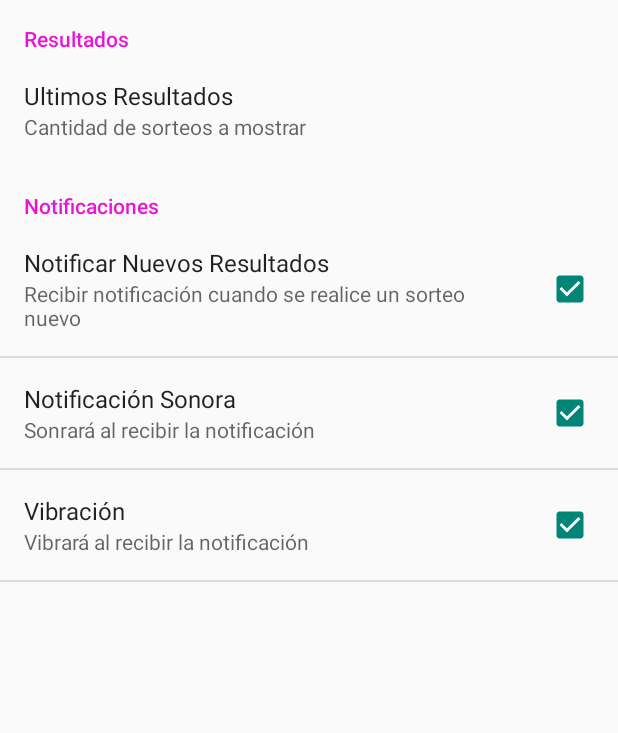
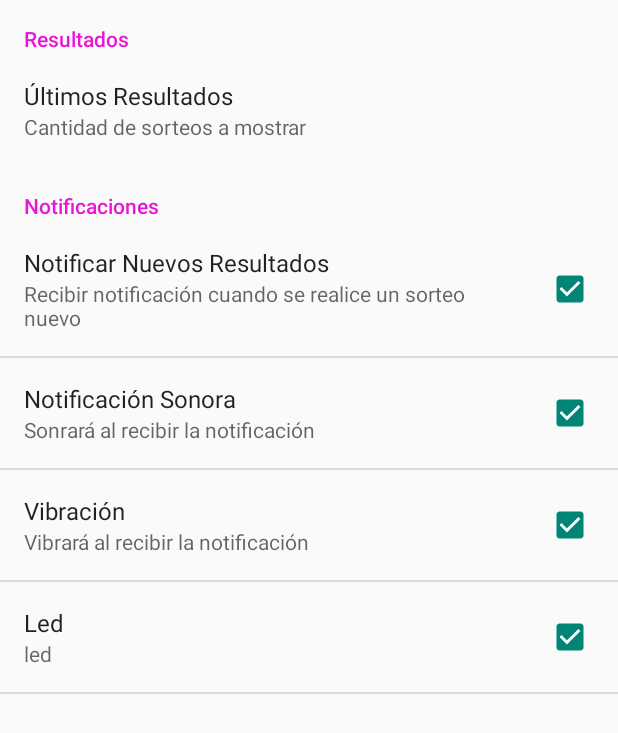
Before and after one commit to lierSal/Euromillones, an Android app: the OpcionesActivity screen opened directly, with no data from a screen before it, on a phone screen of 412 x 824 dp. Shown: the top 733 px of the screen. Run offline under Robolectric (Android 15) with nearby library versions, the light colour scheme and no system bars.

Commit message:
Versión Beta - PreRC v0.0.9 de la PlayStore

```diff
--- a/app/src/main/java/euromillones/ateneasystems/es/euromillones/GCM/ZGCMIntentService.java
+++ b/app/src/main/java/euromillones/ateneasystems/es/euromillones/GCM/ZGCMIntentService.java
@@ -6,6 +6,7 @@ import android.app.PendingIntent;
 import android.content.Context;
 import android.content.Intent;
 import android.content.SharedPreferences;
+import android.graphics.Color;
 import android.graphics.drawable.BitmapDrawable;
 import android.net.Uri;
 import android.os.Bundle;
@@ -74,8 +75,15 @@ public class ZGCMIntentService extends IntentService {
                 if (config.getBoolean("avisoNuevoResultado_vibracion", true)) {
                     //mBuilder.setVibrate(new long[]{100, 250, 100, 500});//Vibracion, milisegungos: Esperar 100, vibrar 250, esperar 100, vibrar 500
                     //mBuilder.setVibrate(new long[]{100, 150, 100, 150,100,150,100,500});//Vibracion
-                    mBuilder.setVibrate(new long[]{100, 100, 100, 100, 400, 100, 100, 100, 100, 100});//Vibracion
+                    //mBuilder.setVibrate(new long[]{100, 100, 100, 100, 400, 100, 100, 100, 100, 100});//Vibracion
+                    mBuilder.setVibrate(new long[]{100, 1000, 500, 100, 100, 100});//Vibracion
                 }
+                //Led
+                if (config.getBoolean("avisoNuevoResultado_led", true)) {
+                    //mBuilder.setLights(Color.argb(1,6, 0, 184),100,100);//Color en ARBG
+                    mBuilder.setLights(Color.CYAN, 500, 2000);
+                }
+
 
                 Intent notIntent = new Intent(this, Login_Activity.class);
                 PendingIntent contIntent = PendingIntent.getActivity(
--- a/app/src/main/java/euromillones/ateneasystems/es/euromillones/PrivateActivity.java
+++ b/app/src/main/java/euromillones/ateneasystems/es/euromillones/PrivateActivity.java
@@ -116,6 +116,9 @@ public class PrivateActivity extends ActionBarActivity {
         String mailUser = datosUsuario.getMailUser();
         final String AndroidId = Settings.Secure.getString(getContentResolver(),
                 Settings.Secure.ANDROID_ID);//Muestra el ID del Dispositivo
+        //Log.e("MOVIL",android.os.Build.MODEL);
+        //Log.e("Device",android.os.Build.DEVICE+ " - "+ android.os.Build.PRODUCT + " - "+ android.os.Build.MANUFACTURER);
+        Log.e("Registrar", android.os.Build.MANUFACTURER + " - " + android.os.Build.MODEL);
         Log.e("NivelUSer", datosUsuario.getMailUser());
         /**
          * Primero cargamos la informacion del archivo de configuracion
@@ -562,7 +565,7 @@ public class PrivateActivity extends ActionBarActivity {
         ZBaseDatos conectBD = new ZBaseDatos(); //Creamos una variable conectBD con la clase "ZBaseDatos"
         JSONObject cadena = new JSONObject(); //Creamos un objeto de tipo JSON
         String respuesta = new String(); //Respuesta para saber si es OK o Error
-        Boolean devovlerRespuesta = new Boolean(false); //Esto es lo que devolvera si es true o false
+        String marcaModelo = new String(); //Para guardar Marca y Modelo
         String cadenaJSONDatos = new String();//Esto es para pasarle varias variables en un texto plano
         String passGenerado = new String();//Aqui ira el pass completo
         ZMD5 md5 = new ZMD5(); //creamos la variable md5 que se usara para hacer lo necesario para el PASS
@@ -573,7 +576,8 @@ public class PrivateActivity extends ActionBarActivity {
         //Log.e("Pass", pass);
         Log.e("PassMD5", passGenerado);
 
-        cadenaJSONDatos = "{\"idUser\":\"" + mail + "\",\"idDispositivo\":\"" + idDispositivo + "\",\"idPush\":\"" + regId + "\",\"tipoPush\":\"" + tipoPush + "\"}";
+        marcaModelo = android.os.Build.MANUFACTURER + " - " + android.os.Build.MODEL;
+        cadenaJSONDatos = "{\"idUser\":\"" + mail + "\",\"idDispositivo\":\"" + idDispositivo + "\",\"marcaModelo\":\"" + marcaModelo + "\",\"idPush\":\"" + regId + "\",\"tipoPush\":\"" + tipoPush + "\"}";
         Log.e("JSON", cadenaJSONDatos);
 
 
--- a/app/src/main/res/values/strings.xml
+++ b/app/src/main/res/values/strings.xml
@@ -105,7 +105,21 @@
     <!-- Botones Comunes -->
     <string name="bt_guardar">Save</string>
 
-    <!-- PostLogin GCM -->
-    <string name="tv_comprobando_GCM">Comprobando GCM...</string>
+    <!-- Configuracion -->
+    <!-- Titulos Apartados -->
+    <string name="tv_opciones_title_Resultados">Resultados</string>
+    <string name="tv_opciones_title_Notificaciones">Notificaciones</string>
+    <!-- Titulos Items Opciones -->
+    <string name="tv_opciones_titleItem_Ultimos_Resultados">Últimos Resultados</string>
+    <string name="tv_opciones_titleItem_Notificar_Nuevos_Resultados">Notificar Nuevos Resultados</string>
+    <string name="tv_opciones_titleItem_Notificación_Sonora">Notificación Sonora</string>
+    <string name="tv_opciones_titleItem_Vibración">Vibración</string>
+    <string name="tv_opciones_titleItem_Led">Led</string>
+    <!-- Descripcion Items Opciones -->
+    <string name="tv_opciones_descripcionItem_Cantidad_Sorteos_Mostrar">Cantidad de sorteos a mostrar</string>
+    <string name="tv_opciones_descripcionItem_Notificar_Sorteo_Nuevo">Recibir notificación cuando se realice un sorteo nuevo</string>
+    <string name="tv_opciones_descripcionItem_Notificar_Sonido">Sonrará al recibir la notificación</string>
+    <string name="tv_opciones_descripcionItem_Notificar_Vibracion">Vibrará al recibir la notificación</string>
+    <string name="tv_opciones_descripcionItem_Notificar_Led">led</string>
 
 </resources>
--- a/app/src/main/res/xml/activity_opciones.xml
+++ b/app/src/main/res/xml/activity_opciones.xml
@@ -1,29 +1,34 @@
 <PreferenceScreen xmlns:android="http://schemas.android.com/apk/res/android">
-    <PreferenceCategory android:title="Resultados">
+    <PreferenceCategory android:title="@string/tv_opciones_title_Resultados">
         <EditTextPreference
             android:key="cantidadUltimosResultados"
-            android:title="Ultimos Resultados"
+            android:title="@string/tv_opciones_titleItem_Ultimos_Resultados"
             android:inputType="number"
             android:defaultValue="5"
-            android:summary="Cantidad de sorteos a mostrar"
+            android:summary="@string/tv_opciones_descripcionItem_Cantidad_Sorteos_Mostrar"
             android:dialogTitle="Introduce valor" />
     </PreferenceCategory>
-    <PreferenceCategory android:title="Notificaciones">
+    <PreferenceCategory android:title="@string/tv_opciones_title_Notificaciones">
         <CheckBoxPreference
             android:key="avisoNuevoResultado"
-            android:title="Notificar Nuevos Resultados"
+            android:title="@string/tv_opciones_titleItem_Notificar_Nuevos_Resultados"
             android:defaultValue="true"
-            android:summary="Recibir notificación cuando se realice un sorteo nuevo" />
+            android:summary="@string/tv_opciones_descripcionItem_Notificar_Sorteo_Nuevo" />
         <CheckBoxPreference
             android:key="avisoNuevoResultado_sonido"
-            android:title="Notificación Sonora"
+            android:title="@string/tv_opciones_titleItem_Notificación_Sonora"
             android:defaultValue="true"
-            android:summary="Sonrará al recibir la notificación" />
+            android:summary="@string/tv_opciones_descripcionItem_Notificar_Sonido" />
         <CheckBoxPreference
             android:key="avisoNuevoResultado_vibracion"
-            android:title="Vibración"
+            android:title="@string/tv_opciones_titleItem_Vibración"
             android:defaultValue="true"
-            android:summary="Vibrará al recibir la notificación" />
+            android:summary="@string/tv_opciones_descripcionItem_Notificar_Vibracion" />
+        <CheckBoxPreference
+            android:key="avisoNuevoResultado_led"
+            android:title="@string/tv_opciones_titleItem_Led"
+            android:defaultValue="true"
+            android:summary="@string/tv_opciones_descripcionItem_Notificar_Led" />
 
     </PreferenceCategory>
     <!--
```
Also changed, not shown: 3 other files.
